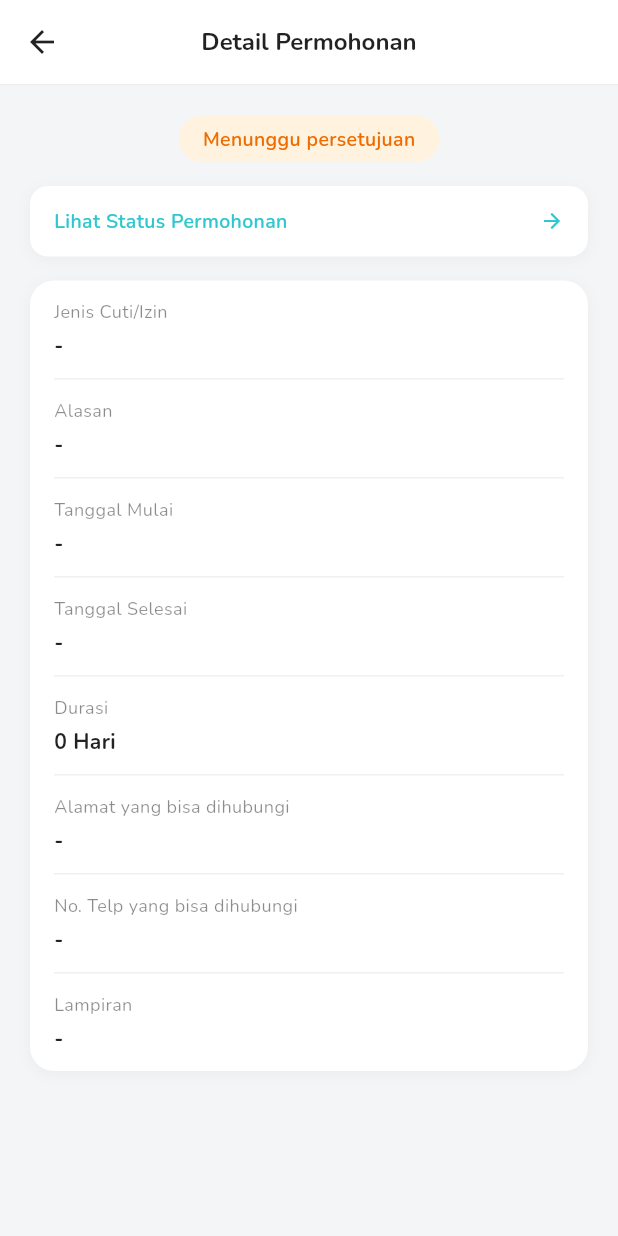
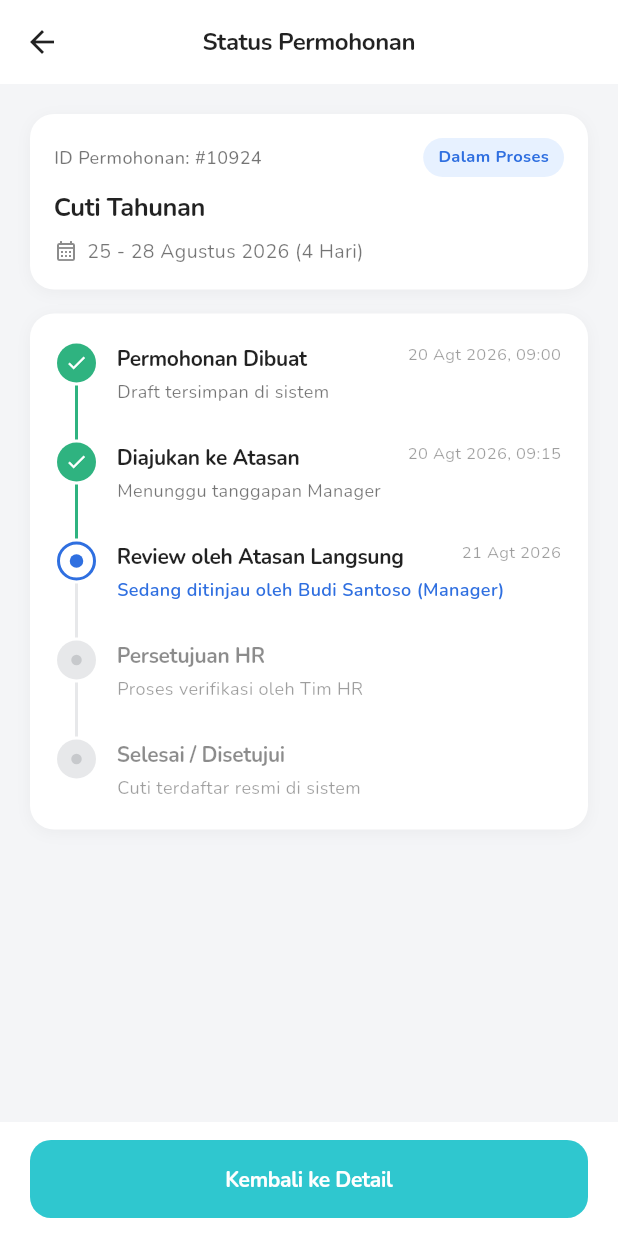
Before and after one commit to gagaspower/new_absenpro_apps, a Flutter app: the DetailPermohonanPage screen opened directly with empty values, after a tap on "Lihat Status Permohonan", on a phone screen of 412 x 824 dp. Run offline on Flutter 3.47's test engine with Material 3 defaults, Android fonts, the phone set to English and light mode, and no system bars; our stand-ins replace camera, device_info_plus, dio, file_picker, flutter_image_compress, flutter_svg and 3 more; missing offline and left inert: google_mlkit_face_detection; accounts and stored records are empty.

Commit message:
add permohonan timeline pages

```diff
--- a/lib/pages/permohonan_cuti/detail_permohonan_page.dart
+++ b/lib/pages/permohonan_cuti/detail_permohonan_page.dart
@@ -1,5 +1,6 @@
 import 'package:absenpro/models/leave_request_model/leave_request_model.dart';
 import 'package:absenpro/pages/histori_tabs/histori_models.dart';
+import 'package:absenpro/pages/permohonan_cuti/status_permohonan_page.dart';
 import 'package:flutter/material.dart';
 
 /// Halaman detail permohonan cuti/izin — dibuka dari kartu histori.
@@ -102,9 +103,11 @@ class DetailPermohonanPage extends StatelessWidget {
               InkWell(
                 borderRadius: BorderRadius.circular(12),
                 onTap: () {
-                  // TODO: arahkan ke halaman/timeline status permohonan
-                  // (item.approvals / item.logs sudah tersedia di model
-                  // untuk menampilkan riwayat persetujuan).
+                  Navigator.push(
+                    context,
+                    MaterialPageRoute(
+                        builder: (_) => const StatusPermohonanPage()),
+                  );
                 },
                 child: Container(
                   padding: const EdgeInsets.symmetric(
--- /dev/null
+++ b/lib/pages/permohonan_cuti/status_permohonan_page.dart
@@ -0,0 +1,454 @@
+import 'package:flutter/material.dart';
+
+/// Halaman "Status Permohonan" — dibuka dari tombol/aksi "Lihat Status
+/// Permohonan" pada halaman detail permohonan cuti/izin.
+///
+/// Halaman ini masih berdiri sendiri (belum ada provider/model terkait),
+/// jadi seluruh datanya di-hardcode sesuai mockup. Saat backend untuk
+/// status permohonan sudah tersedia, tinggal ganti `_steps` dan data
+/// ringkasan (`_SummaryData`) dengan data asli dari provider, misalnya
+/// dengan menerima `LeaveRequestModel` lewat constructor.
+class StatusPermohonanPage extends StatelessWidget {
+  const StatusPermohonanPage({super.key});
+
+  static const Color primaryTeal = Color(0xFF2FC7CF);
+  static const Color softBackground = Color(0xFFF4F5F7);
+
+  // --- Dummy data, sesuai mockup ---------------------------------------
+  static const _summary = _SummaryData(
+    idPermohonan: '#10924',
+    statusLabel: 'Dalam Proses',
+    jenisCuti: 'Cuti Tahunan',
+    tanggal: '25 - 28 Agustus 2026 (4 Hari)',
+  );
+
+  static const List<PermohonanStep> _steps = [
+    PermohonanStep(
+      title: 'Permohonan Dibuat',
+      subtitle: 'Draft tersimpan di sistem',
+      time: '20 Agt 2026, 09:00',
+      status: PermohonanStepStatus.done,
+    ),
+    PermohonanStep(
+      title: 'Diajukan ke Atasan',
+      subtitle: 'Menunggu tanggapan Manager',
+      time: '20 Agt 2026, 09:15',
+      status: PermohonanStepStatus.done,
+    ),
+    PermohonanStep(
+      title: 'Review oleh Atasan Langsung',
+      subtitle: 'Sedang ditinjau oleh Budi Santoso (Manager)',
+      time: '21 Agt 2026',
+      status: PermohonanStepStatus.current,
+    ),
+    PermohonanStep(
+      title: 'Persetujuan HR',
+      subtitle: 'Proses verifikasi oleh Tim HR',
+      status: PermohonanStepStatus.pending,
+    ),
+    PermohonanStep(
+      title: 'Selesai / Disetujui',
+      subtitle: 'Cuti terdaftar resmi di sistem',
+      status: PermohonanStepStatus.pending,
+    ),
+  ];
+  // -----------------------------------------------------------------------
+
+  @override
+  Widget build(BuildContext context) {
+    return Scaffold(
+      backgroundColor: softBackground,
+      appBar: AppBar(
+        backgroundColor: Colors.white,
+        elevation: 0,
+        centerTitle: true,
+        foregroundColor: Colors.black87,
+        title: const Text(
+          'Status Permohonan',
+          style: TextStyle(
+            fontSize: 16,
+            fontWeight: FontWeight.w700,
+            color: Colors.black87,
+            letterSpacing: -0.3,
+          ),
+        ),
+      ),
+      body: SafeArea(
+        top: false,
+        child: Column(
+          children: [
+            Expanded(
+              child: SingleChildScrollView(
+                padding: const EdgeInsets.fromLTRB(20, 20, 20, 24),
+                child: Column(
+                  crossAxisAlignment: CrossAxisAlignment.start,
+                  children: [
+                    _SummaryCard(data: _summary),
+                    const SizedBox(height: 16),
+                    _TimelineCard(steps: _steps),
+                  ],
+                ),
+              ),
+            ),
+            _BottomButton(
+              label: 'Kembali ke Detail',
+              color: primaryTeal,
+              onPressed: () => Navigator.of(context).pop(),
+            ),
+          ],
+        ),
+      ),
+    );
+  }
+}
+
+// ============================================================================
+// Data models
+// ============================================================================
+
+enum PermohonanStepStatus { done, current, pending }
+
+class PermohonanStep {
+  final String title;
+  final String subtitle;
+  final String? time;
+  final PermohonanStepStatus status;
+
+  const PermohonanStep({
+    required this.title,
+    required this.subtitle,
+    this.time,
+    required this.status,
+  });
+}
+
+class _SummaryData {
+  final String idPermohonan;
+  final String statusLabel;
+  final String jenisCuti;
+  final String tanggal;
+
+  const _SummaryData({
+    required this.idPermohonan,
+    required this.statusLabel,
+    required this.jenisCuti,
+    required this.tanggal,
+  });
+}
+
+// ============================================================================
+// Summary card (ID, status badge, jenis cuti, tanggal)
+// ============================================================================
+
+class _SummaryCard extends StatelessWidget {
+  const _SummaryCard({required this.data});
+
+  final _SummaryData data;
+
+  @override
+  Widget build(BuildContext context) {
+    return Container(
+      width: double.infinity,
+      padding: const EdgeInsets.all(16),
+      decoration: BoxDecoration(
+        color: Colors.white,
+        borderRadius: BorderRadius.circular(16),
+        boxShadow: [
+          BoxShadow(
+            color: Colors.black.withOpacity(0.04),
+            blurRadius: 8,
+            offset: const Offset(0, 2),
+          ),
+        ],
+      ),
+      child: Column(
+        crossAxisAlignment: CrossAxisAlignment.start,
+        children: [
+          Row(
+            mainAxisAlignment: MainAxisAlignment.spaceBetween,
+            children: [
+              Text(
+                'ID Permohonan: ${data.idPermohonan}',
+                style: const TextStyle(
+                  fontSize: 12,
+                  fontWeight: FontWeight.w500,
+                  color: Colors.black54,
+                ),
+              ),
+              _StatusBadge(label: data.statusLabel),
+            ],
+          ),
+          const SizedBox(height: 8),
+          Text(
+            data.jenisCuti,
+            style: const TextStyle(
+              fontSize: 17,
+              fontWeight: FontWeight.w700,
+              color: Colors.black87,
+              letterSpacing: -0.3,
+            ),
+          ),
+          const SizedBox(height: 8),
+          Row(
+            children: [
+              const Icon(Icons.calendar_month_outlined,
+                  size: 16, color: Colors.black45),
+              const SizedBox(width: 6),
+              Expanded(
+                child: Text(
+                  data.tanggal,
+                  style: const TextStyle(fontSize: 13, color: Colors.black54),
+                ),
+              ),
+            ],
+          ),
+        ],
+      ),
+    );
+  }
+}
+
+class _StatusBadge extends StatelessWidget {
+  const _StatusBadge({required this.label});
+
+  final String label;
+
+  @override
+  Widget build(BuildContext context) {
+    return Container(
+      padding: const EdgeInsets.symmetric(horizontal: 10, vertical: 5),
+      decoration: BoxDecoration(
+        color: const Color(0xFFE7F1FF),
+        borderRadius: BorderRadius.circular(20),
+      ),
+      child: Text(
+        label,
+        style: const TextStyle(
+          fontSize: 11,
+          fontWeight: FontWeight.w700,
+          color: Color(0xFF2F6FE0),
+        ),
+      ),
+    );
+  }
+}
+
+// ============================================================================
+// Timeline card
+// ============================================================================
+
+class _TimelineCard extends StatelessWidget {
+  const _TimelineCard({required this.steps});
+
+  final List<PermohonanStep> steps;
+
+  @override
+  Widget build(BuildContext context) {
+    return Container(
+      width: double.infinity,
+      padding: const EdgeInsets.fromLTRB(18, 20, 18, 4),
+      decoration: BoxDecoration(
+        color: Colors.white,
+        borderRadius: BorderRadius.circular(16),
+        boxShadow: [
+          BoxShadow(
+            color: Colors.black.withOpacity(0.04),
+            blurRadius: 8,
+            offset: const Offset(0, 2),
+          ),
+        ],
+      ),
+      child: Column(
+        children: List.generate(steps.length, (index) {
+          return _TimelineRow(
+            step: steps[index],
+            isLast: index == steps.length - 1,
+          );
+        }),
+      ),
+    );
+  }
+}
+
+class _TimelineRow extends StatelessWidget {
+  const _TimelineRow({required this.step, required this.isLast});
+
+  final PermohonanStep step;
+  final bool isLast;
+
+  static const Color _green = Color(0xFF2FB380);
+  static const Color _blue = Color(0xFF2F6FE0);
+  static const Color _greyFill = Color(0xFFE7E8EA);
+  static const Color _greyDot = Color(0xFFC7C9CC);
+  static const double _nodeSize = 26;
+
+  @override
+  Widget build(BuildContext context) {
+    final isDone = step.status == PermohonanStepStatus.done;
+    final isCurrent = step.status == PermohonanStepStatus.current;
+
+    return IntrinsicHeight(
+      child: Row(
+        crossAxisAlignment: CrossAxisAlignment.start,
+        children: [
+          Column(
+            children: [
+              _buildNode(isDone: isDone, isCurrent: isCurrent),
+              if (!isLast)
+                Expanded(
+                  child: Container(
+                    width: 2,
+                    margin: const EdgeInsets.symmetric(vertical: 2),
+                    color: isDone ? _green : _greyFill,
+                  ),
+                ),
+            ],
+          ),
+          const SizedBox(width: 14),
+          Expanded(
+            child: Padding(
+              padding: EdgeInsets.only(bottom: isLast ? 16 : 26),
+              child: Column(
+                crossAxisAlignment: CrossAxisAlignment.start,
+                children: [
+                  Row(
+                    crossAxisAlignment: CrossAxisAlignment.start,
+                    children: [
+                      Expanded(
+                        child: Text(
+                          step.title,
+                          style: TextStyle(
+                            fontSize: 14,
+                            fontWeight: FontWeight.w700,
+                            color: (isDone || isCurrent)
+                                ? Colors.black87
+                                : Colors.black45,
+                            letterSpacing: -0.2,
+                          ),
+                        ),
+                      ),
+                      if (step.time != null) ...[
+                        const SizedBox(width: 8),
+                        Text(
+                          step.time!,
+                          style: const TextStyle(
+                            fontSize: 11,
+                            color: Colors.black38,
+                          ),
+                        ),
+                      ],
+                    ],
+                  ),
+                  const SizedBox(height: 3),
+                  Text(
+                    step.subtitle,
+                    style: TextStyle(
+                      fontSize: 12,
+                      fontWeight: isCurrent ? FontWeight.w600 : FontWeight.w400,
+                      color: isCurrent
+                          ? _blue
+                          : (isDone ? Colors.black54 : Colors.black38),
+                    ),
+                  ),
+                ],
+              ),
+            ),
+          ),
+        ],
+      ),
+    );
+  }
+
+  Widget _buildNode({required bool isDone, required bool isCurrent}) {
+    if (isDone) {
+      return Container(
+        width: _nodeSize,
+        height: _nodeSize,
+        decoration: const BoxDecoration(color: _green, shape: BoxShape.circle),
+        alignment: Alignment.center,
+        child: const Icon(Icons.check, size: 15, color: Colors.white),
+      );
+    }
+    if (isCurrent) {
+      return Container(
+        width: _nodeSize,
+        height: _nodeSize,
+        decoration: BoxDecoration(
+          color: Colors.white,
+          shape: BoxShape.circle,
+          border: Border.all(color: _blue, width: 2),
+        ),
+        alignment: Alignment.center,
+        child: Container(
+          width: 9,
+          height: 9,
+          decoration: const BoxDecoration(color: _blue, shape: BoxShape.circle),
+        ),
+      );
+    }
+    return Container(
+      width: _nodeSize,
+      height: _nodeSize,
+      decoration: const BoxDecoration(color: _greyFill, shape: BoxShape.circle),
+      alignment: Alignment.center,
+      child: Container(
+        width: 7,
+        height: 7,
+        decoration:
+            const BoxDecoration(color: _greyDot, shape: BoxShape.circle),
+      ),
+    );
+  }
+}
+
+// ============================================================================
+// Bottom action button
+// ============================================================================
+
+class _BottomButton extends StatelessWidget {
+  const _BottomButton({
+    required this.label,
+    required this.color,
+    required this.onPressed,
+  });
+
+  final String label;
+  final Color color;
+  final VoidCallback onPressed;
+
+  @override
+  Widget build(BuildContext context) {
+    return Container(
+      color: Colors.white,
+      padding: EdgeInsets.fromLTRB(
+        20,
+        12,
+        20,
+        12 + MediaQuery.of(context).padding.bottom,
+      ),
+      child: SizedBox(
+        width: double.infinity,
+        height: 52,
+        child: ElevatedButton(
+          onPressed: onPressed,
+          style: ElevatedButton.styleFrom(
+            backgroundColor: color,
+            foregroundColor: Colors.white,
+            elevation: 0,
+            shape: RoundedRectangleBorder(
+              borderRadius: BorderRadius.circular(14),
+            ),
+          ),
+          child: Text(
+            label,
+            style: const TextStyle(
+              fontSize: 14,
+              fontWeight: FontWeight.w700,
+              letterSpacing: -0.2,
+            ),
+          ),
+        ),
+      ),
+    );
+  }
+}
```
